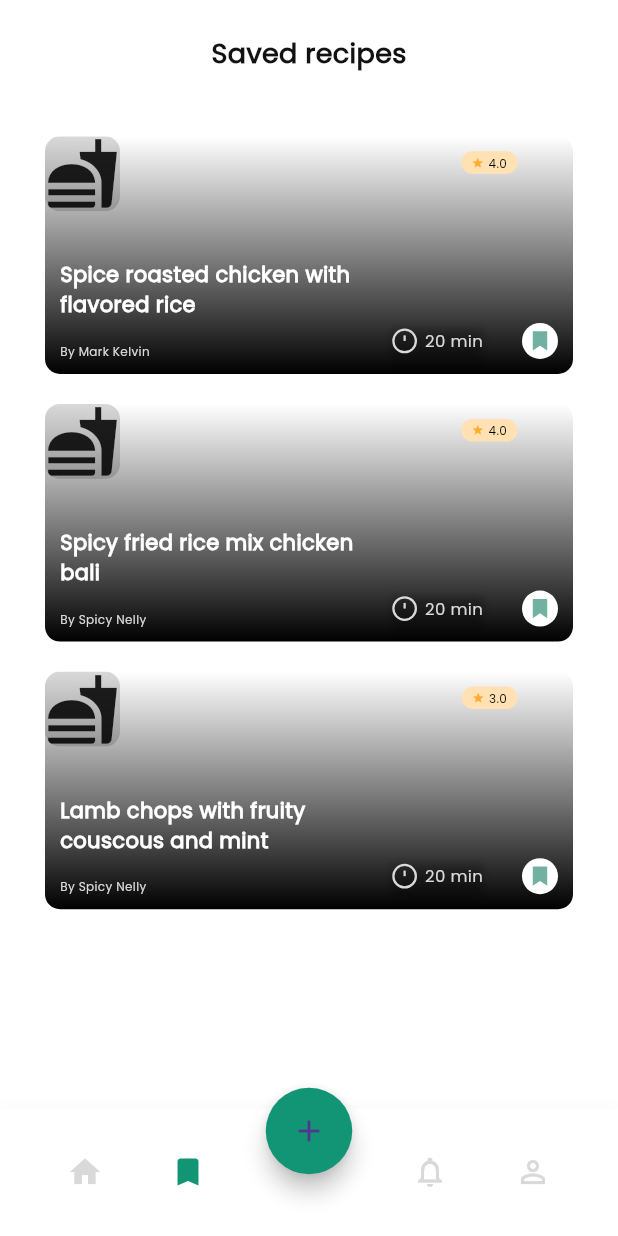
After one commit to Zer0Ner0/recipe, a Flutter app: the HomeScreen screen opened by its route, item 2 of the bottom bar chosen, scrolled down 170 dp, after a tap on the "add" icon, on a phone screen of 412 x 824 dp. The commit adds this screen. Run offline on Flutter 3.47's test engine with Material 3 defaults, Android fonts, the phone set to English and light mode, and no system bars; network calls fail.

Commit message:
Adds navigation routes and updates bottom nav logic
Introduces named routes for major app screens to enable better navigation and future extensibility. Replaces the custom bottom navigation implementation with a reusable widget, improving maintainability and allowing easier route-based navigation between screens. Also expands color constants for new UI designs and enhances config for local development and command whitelisting.

```diff
--- a/recipe_apps/lib/constants/colors.dart
+++ b/recipe_apps/lib/constants/colors.dart
@@ -10,4 +10,14 @@ class AppColors {
   static const Color border = Color(0xFFD9D9D9);
   static const Color star = Color(0xFFFFAD30);
   static const Color badge = Color(0xFFFFE1B3);
+
+  // New colors from saved recipes design
+  static const Color primaryGreen = Color(0xFF129575);
+  static const Color primaryGreen80 = Color(0xFF71B1A1);
+  static const Color primaryGreen40 = Color(0xFFDBEBE7);
+  static const Color secondaryYellow20 = Color(0xFFFFE1B3);
+  static const Color neutralBlack = Color(0xFF000000);
+  static const Color neutralGray4 = Color(0xFFD9D9D9);
+  static const Color neutralGray1 = Color(0xFF484848);
+  static const Color labelColor = Color(0xFF121212);
 }
--- a/recipe_apps/lib/main.dart
+++ b/recipe_apps/lib/main.dart
@@ -1,5 +1,9 @@
 import 'package:flutter/material.dart';
-import '../screens/splash_screen.dart';
+import 'screens/home_screen.dart';
+import 'screens/signin_screen.dart';
+import 'screens/signup_screen.dart';
+import 'screens/splash_screen.dart';
+import 'screens/saved_recipes_screen.dart';
 
 void main() {
   runApp(const MyRecipeApp());
@@ -18,7 +22,14 @@ class MyRecipeApp extends StatelessWidget {
         primarySwatch: Colors.green,
         fontFamily: 'Poppins',
       ),
-      home: const SplashScreen(),
+      initialRoute: '/',
+      routes: {
+        '/': (context) => const SplashScreen(),
+        '/home': (context) => const HomeScreen(),
+        '/saved': (context) => const SavedRecipesScreen(),
+        '/signin': (context) => const SignIn(),
+        '/signup': (context) => const SignUp(),
+      },
     );
   }
 }
--- a/recipe_apps/lib/screens/home_screen.dart
+++ b/recipe_apps/lib/screens/home_screen.dart
@@ -1,6 +1,7 @@
 import 'package:flutter/material.dart';
 import '../models/recipe.dart';
 import '../constants/colors.dart';
+import '../widgets/custom_bottom_nav_bar.dart';
 import '../widgets/recipe_card.dart';
 import '../widgets/new_recipe_card.dart';
 
@@ -97,7 +98,28 @@ class _HomeScreenState extends State<HomeScreen> {
           },
         ),
       ),
-      bottomNavigationBar: _buildBottomNavigationBar(),
+      bottomNavigationBar: CustomBottomNavBar(
+        selectedIndex: 0,
+        onItemTapped: (index) {
+          switch (index) {
+            case 0:
+              // Navigator.pushReplacementNamed(context, '/home');
+              break;
+            case 1:
+              Navigator.pushReplacementNamed(context, '/saved');
+              break;
+            case 2:
+              Navigator.pushReplacementNamed(context, '/notifications');
+              break;
+            case 3:
+              Navigator.pushReplacementNamed(context, '/profile');
+              break;
+            case 4:
+              Navigator.pushNamed(context, '/add');
+              break;
+          }
+        },
+      ),
     );
   }
 
@@ -296,62 +318,62 @@ class _HomeScreenState extends State<HomeScreen> {
     );
   }
 
-  Widget _buildBottomNavigationBar() {
-    final screenHeight = MediaQuery.of(context).size.height;
-    final barHeight = screenHeight * 0.12;
-    final fabHeight = screenHeight * 0.07;
+  // Widget _buildBottomNavigationBar() {
+  //   final screenHeight = MediaQuery.of(context).size.height;
+  //   final barHeight = screenHeight * 0.12;
+  //   final fabHeight = screenHeight * 0.07;
 
-    return SizedBox(
-      height: barHeight,
-      child: Stack(
-        children: [
-          Positioned(
-            bottom: 0,
-            child: Container(
-              height: barHeight - 14,
-              width: MediaQuery.of(context).size.width,
-              decoration: BoxDecoration(
-                color: AppColors.white,
-                boxShadow: [
-                  BoxShadow(
-                    color: Colors.grey.withOpacity(0.08),
-                    blurRadius: 8,
-                    offset: const Offset(0, 0),
-                  ),
-                ],
-              ),
-              child: const Row(
-                mainAxisAlignment: MainAxisAlignment.spaceEvenly,
-                children: [
-                  Icon(Icons.home, color: AppColors.green),
-                  Icon(Icons.bookmark_border, color: AppColors.border),
-                  SizedBox(width: 48),
-                  Icon(Icons.notifications_outlined, color: AppColors.border),
-                  Icon(Icons.person_outline, color: AppColors.border),
-                ],
-              ),
-            ),
-          ),
-          Positioned(
-            top: 0,
-            left: 0,
-            right: 0,
-            child: Center(
-              child: SizedBox(
-                height: fabHeight,
-                width: fabHeight,
-                child: FloatingActionButton(
-                  heroTag: 'fab_home',
-                  onPressed: () {},
-                  backgroundColor: AppColors.green,
-                  shape: const CircleBorder(),
-                  child: const Icon(Icons.add, size: 24),
-                ),
-              ),
-            ),
-          ),
-        ],
-      ),
-    );
-  }
+  //   return SizedBox(
+  //     height: barHeight,
+  //     child: Stack(
+  //       children: [
+  //         Positioned(
+  //           bottom: 0,
+  //           child: Container(
+  //             height: barHeight - 14,
+  //             width: MediaQuery.of(context).size.width,
+  //             decoration: BoxDecoration(
+  //               color: AppColors.white,
+  //               boxShadow: [
+  //                 BoxShadow(
+  //                   color: Colors.grey.withOpacity(0.08),
+  //                   blurRadius: 8,
+  //                   offset: const Offset(0, 0),
+  //                 ),
+  //               ],
+  //             ),
+  //             child: const Row(
+  //               mainAxisAlignment: MainAxisAlignment.spaceEvenly,
+  //               children: [
+  //                 Icon(Icons.home, color: AppColors.green),
+  //                 Icon(Icons.bookmark_border, color: AppColors.border),
+  //                 SizedBox(width: 48),
+  //                 Icon(Icons.notifications_outlined, color: AppColors.border),
+  //                 Icon(Icons.person_outline, color: AppColors.border),
+  //               ],
+  //             ),
+  //           ),
+  //         ),
+  //         Positioned(
+  //           top: 0,
+  //           left: 0,
+  //           right: 0,
+  //           child: Center(
+  //             child: SizedBox(
+  //               height: fabHeight,
+  //               width: fabHeight,
+  //               child: FloatingActionButton(
+  //                 heroTag: 'fab_home',
+  //                 onPressed: () {},
+  //                 backgroundColor: AppColors.green,
+  //                 shape: const CircleBorder(),
+  //                 child: const Icon(Icons.add, size: 24),
+  //               ),
+  //             ),
+  //           ),
+  //         ),
+  //       ],
+  //     ),
+  //   );
+  // }
 }
--- /dev/null
+++ b/recipe_apps/lib/screens/saved_recipes_screen.dart
@@ -0,0 +1,122 @@
+import 'package:flutter/material.dart';
+import '../constants/colors.dart';
+import '../models/recipe.dart';
+import '../widgets/custom_bottom_nav_bar.dart';
+import '../widgets/saved_recipe_card.dart';
+
+class SavedRecipesScreen extends StatefulWidget {
+  const SavedRecipesScreen({super.key});
+
+  @override
+  State<SavedRecipesScreen> createState() => _SavedRecipesScreenState();
+}
+
+class _SavedRecipesScreenState extends State<SavedRecipesScreen> {
+  final List<Recipe> savedRecipes = [
+    Recipe(
+      title: 'Traditional spare ribs baked',
+      time: '20 min',
+      rating: '4.0',
+      image:
+          'https://api.builder.io/api/v1/image/assets/TEMP/4c9cea759cf079aaaf0441d55b08fc42491f6b9c?width=630',
+      author: 'By Chef John',
+    ),
+    Recipe(
+      title: 'Spice roasted chicken with flavored rice',
+      time: '20 min',
+      rating: '4.0',
+      image:
+          'https://api.builder.io/api/v1/image/assets/TEMP/c39ccf1363b6faf486819ca71ee8913f2390ce56?width=630',
+      author: 'By Mark Kelvin',
+    ),
+    Recipe(
+      title: 'Spicy fried rice mix chicken bali',
+      time: '20 min',
+      rating: '4.0',
+      image:
+          'https://api.builder.io/api/v1/image/assets/TEMP/bb39b056d056bc89de77dc0286babdb0a14abcff?width=630',
+      author: 'By Spicy Nelly',
+    ),
+    Recipe(
+      title: 'Lamb chops with fruity couscous and mint',
+      time: '20 min',
+      rating: '3.0',
+      image:
+          'https://api.builder.io/api/v1/image/assets/TEMP/805beafba33a1a64361a2887250711828cdfd2f0?width=630',
+      author: 'By Spicy Nelly',
+    ),
+  ];
+
+  @override
+  Widget build(BuildContext context) {
+    return Scaffold(
+      backgroundColor: AppColors.white,
+      body: SafeArea(
+        child: LayoutBuilder(
+          builder: (context, constraints) {
+            return Column(
+              children: [
+                _buildHeader(constraints),
+                Expanded(
+                  child: Container(
+                    width: double.infinity,
+                    padding: const EdgeInsets.symmetric(horizontal: 30),
+                    child: SingleChildScrollView(
+                      child: Column(
+                        children: [
+                          const SizedBox(height: 10),
+                          ...savedRecipes.map((recipe) => SavedRecipeCard(recipe: recipe)),
+                          const SizedBox(height: 100),
+                        ],
+                      ),
+                    ),
+                  ),
+                ),
+              ],
+            );
+          },
+        ),
+      ),
+      bottomNavigationBar: CustomBottomNavBar(
+        selectedIndex: 1,
+        onItemTapped: (index) {
+          switch (index) {
+            case 0:
+              Navigator.pushReplacementNamed(context, '/home');
+              break;
+            case 1:
+              break;
+            case 2:
+              Navigator.pushReplacementNamed(context, '/notifications');
+              break;
+            case 3:
+              Navigator.pushReplacementNamed(context, '/profile');
+              break;
+            case 4:
+              Navigator.pushNamed(context, '/add');
+              break;
+          }
+        },
+      ),
+    );
+  }
+
+  Widget _buildHeader(BoxConstraints constraints) {
+    return Container(
+      width: double.infinity,
+      height: constraints.maxHeight * 0.1,
+      padding: const EdgeInsets.symmetric(horizontal: 30),
+      child: const Center(
+        child: Text(
+          'Saved recipes',
+          style: TextStyle(
+            fontSize: 18,
+            fontFamily: 'Poppins',
+            fontWeight: FontWeight.w600,
+            color: AppColors.labelColor,
+          ),
+        ),
+      ),
+    );
+  }
+}
--- /dev/null
+++ b/recipe_apps/lib/widgets/custom_bottom_nav_bar.dart
@@ -0,0 +1,119 @@
+import 'package:flutter/material.dart';
+import '../constants/colors.dart';
+
+class CustomBottomNavBar extends StatelessWidget {
+  final int selectedIndex;
+  final Function(int) onItemTapped;
+
+  const CustomBottomNavBar({
+    super.key,
+    required this.selectedIndex,
+    required this.onItemTapped,
+  });
+
+  @override
+  Widget build(BuildContext context) {
+    return LayoutBuilder(
+      builder: (context, constraints) {
+        final screenHeight = MediaQuery.of(context).size.height;
+        final barHeight = screenHeight * 0.12;
+        final fabHeight = screenHeight * 0.07;
+
+        return SizedBox(
+          height: barHeight,
+          child: Stack(
+            children: [
+              Positioned(
+                bottom: 0,
+                child: Container(
+                  height: barHeight - 14,
+                  width: MediaQuery.of(context).size.width,
+                  decoration: BoxDecoration(
+                    color: AppColors.white,
+                    boxShadow: [
+                      BoxShadow(
+                        color: Colors.grey.withOpacity(0.08),
+                        blurRadius: 8,
+                        offset: const Offset(0, 0),
+                      ),
+                    ],
+                  ),
+                  child: Row(
+                    mainAxisAlignment: MainAxisAlignment.spaceEvenly,
+                    children: [
+                      _buildNavItem(Icons.home, 0),
+                      _buildNavItem(Icons.bookmark, 1),
+                      SizedBox(width: 48), // Space for FAB
+                      _buildNavItem(Icons.notifications_outlined, 2),
+                      _buildNavItem(Icons.person_outline, 3),
+                    ],
+                  ),
+                ),
+              ),
+              Positioned(
+                top: 0,
+                left: 0,
+                right: 0,
+                child: Center(
+                  child: SizedBox(
+                    height: fabHeight,
+                    width: fabHeight,
+                    child: FloatingActionButton(
+                      heroTag: 'fab_home',
+                      onPressed: () {},
+                      backgroundColor: AppColors.green,
+                      shape: const CircleBorder(),
+                      child: const Icon(Icons.add, size: 24),
+                    ),
+                  ),
+                ),
+              ),
+            ],
+          ),
+        );
+      },
+    );
+  }
+
+  Widget _buildNavItem(IconData icon, int index) {
+    final bool isActive = index == selectedIndex;
+    return GestureDetector(
+      onTap: () => onItemTapped(index),
+      child: SizedBox(
+        width: 24,
+        height: 24,
+        child: Icon(
+          icon,
+          color: isActive ? AppColors.primaryGreen : AppColors.neutralGray4,
+          size: 24,
+        ),
+      ),
+    );
+  }
+}
+
+class BottomNavPainter extends CustomPainter {
+  @override
+  void paint(Canvas canvas, Size size) {
+    final paint = Paint()
+      ..color = AppColors.white
+      ..style = PaintingStyle.fill;
+
+    final path = Path();
+    path.moveTo(0, 8);
+    path.lineTo(133.125, 8);
+    path.cubicTo(142.872, 8, 151.129, 15.1439, 155.145, 24.0252);
+    path.cubicTo(160.344, 35.5251, 170.228, 41, 188, 41);
+    path.cubicTo(205.772, 41, 215.656, 35.5251, 220.855, 24.0252);
+    path.cubicTo(224.871, 15.1439, 233.128, 8, 242.875, 8);
+    path.lineTo(size.width, 8);
+    path.lineTo(size.width, size.height);
+    path.lineTo(0, size.height);
+    path.close();
+
+    canvas.drawPath(path, paint);
+  }
+
+  @override
+  bool shouldRepaint(CustomPainter oldDelegate) => false;
+}
--- /dev/null
+++ b/recipe_apps/lib/widgets/saved_recipe_card.dart
@@ -0,0 +1,248 @@
+import 'package:flutter/material.dart';
+import '../models/recipe.dart';
+import '../constants/colors.dart';
+
+class SavedRecipeCard extends StatelessWidget {
+  final Recipe recipe;
+
+  const SavedRecipeCard({super.key, required this.recipe});
+
+  @override
+  Widget build(BuildContext context) {
+    return LayoutBuilder(
+      builder: (context, constraints) {
+        final cardHeight = constraints.maxWidth * 0.45;
+        return Container(
+          width: double.infinity,
+          height: cardHeight,
+          margin: const EdgeInsets.only(bottom: 20),
+          child: Stack(
+            children: [
+              // Background image
+              ClipRRect(
+                borderRadius: BorderRadius.circular(10),
+                child: recipe.image.startsWith('http')
+                    ? Image.network(
+                        recipe.image,
+                        width: double.infinity,
+                        height: cardHeight,
+                        fit: BoxFit.cover,
+                        errorBuilder: (_, __, ___) => _fallbackImage(),
+                      )
+                    : Image.asset(
+                        recipe.image,
+                        width: double.infinity,
+                        height: cardHeight,
+                        fit: BoxFit.cover,
+                        errorBuilder: (_, __, ___) => _fallbackImage(),
+                      ),
+              ),
+
+              // Gradient overlay
+              Container(
+                width: double.infinity,
+                height: cardHeight,
+                decoration: BoxDecoration(
+                  borderRadius: BorderRadius.circular(10),
+                  gradient: LinearGradient(
+                    begin: Alignment.topCenter,
+                    end: Alignment.bottomCenter,
+                    colors: [Colors.transparent, AppColors.neutralBlack],
+                  ),
+                ),
+              ),
+
+              // Rating badge
+              Positioned(
+                top: 10,
+                right: 37,
+                child: _buildRatingBadge(),
+              ),
+
+              // Recipe title
+              Positioned(
+                left: 10,
+                bottom: 36,
+                child: SizedBox(
+                  width: constraints.maxWidth * 0.6,
+                  child: Text(
+                    recipe.title,
+                    style: const TextStyle(
+                      fontSize: 14,
+                      fontFamily: 'Poppins',
+                      fontWeight: FontWeight.w600,
+                      color: AppColors.white,
+                    ),
+                    maxLines: 2,
+                    overflow: TextOverflow.ellipsis,
+                  ),
+                ),
+              ),
+
+              // Author
+              Positioned(
+                left: 10,
+                bottom: 10,
+                child: Text(
+                  recipe.author ?? 'By Chef',
+                  style: const TextStyle(
+                    fontSize: 8,
+                    fontFamily: 'Poppins',
+                    fontWeight: FontWeight.w400,
+                    color: AppColors.neutralGray4,
+                  ),
+                ),
+              ),
+
+              // Time badge
+              Positioned(
+                right: 60,
+                bottom: 10,
+                child: Container(
+                  padding: const EdgeInsets.symmetric(vertical: 3.5),
+                  decoration: BoxDecoration(
+                    color: Colors.transparent,
+                    boxShadow: [
+                      BoxShadow(
+                        color: AppColors.neutralBlack.withOpacity(0.25),
+                        blurRadius: 4,
+                        offset: const Offset(0, 4),
+                      ),
+                    ],
+                  ),
+                  child: Row(
+                    children: [
+                      SizedBox(
+                        width: 17,
+                        height: 17,
+                        child: CustomPaint(painter: TimerIconPainter()),
+                      ),
+                      const SizedBox(width: 5),
+                      Text(
+                        recipe.time,
+                        style: const TextStyle(
+                          fontSize: 11,
+                          fontFamily: 'Poppins',
+                          fontWeight: FontWeight.w400,
+                          color: AppColors.neutralGray4,
+                        ),
+                      ),
+                    ],
+                  ),
+                ),
+              ),
+
+              // Bookmark icon
+              Positioned(
+                right: 10,
+                bottom: 10,
+                child: Container(
+                  width: 24,
+                  height: 24,
+                  decoration: BoxDecoration(
+                    color: AppColors.white,
+                    borderRadius: BorderRadius.circular(12),
+                  ),
+                  child: Center(
+                    child: SizedBox(
+                      width: 16,
+                      height: 16,
+                      child: CustomPaint(painter: BookmarkIconPainter()),
+                    ),
+                  ),
+                ),
+              ),
+            ],
+          ),
+        );
+      },
+    );
+  }
+
+  Widget _fallbackImage() {
+    return Container(
+      color: AppColors.neutralGray4,
+      child: const Icon(Icons.fastfood, size: 50),
+    );
+  }
+
+  Widget _buildRatingBadge() {
+    return Container(
+      padding: const EdgeInsets.symmetric(horizontal: 7, vertical: 2),
+      decoration: BoxDecoration(
+        color: AppColors.secondaryYellow20,
+        borderRadius: BorderRadius.circular(20),
+      ),
+      child: Row(
+        mainAxisSize: MainAxisSize.min,
+        children: [
+          const Icon(Icons.star, color: AppColors.star, size: 8),
+          const SizedBox(width: 3),
+          Text(
+            recipe.rating,
+            style: const TextStyle(
+              fontSize: 8,
+              fontFamily: 'Poppins',
+              fontWeight: FontWeight.w400,
+              color: AppColors.neutralBlack,
+            ),
+          ),
+        ],
+      ),
+    );
+  }
+}
+
+
+class TimerIconPainter extends CustomPainter {
+  @override
+  void paint(Canvas canvas, Size size) {
+    final paint = Paint()
+      ..color = AppColors.neutralGray4
+      ..style = PaintingStyle.stroke
+      ..strokeWidth = 1.5;
+
+    final center = Offset(size.width / 2, size.height / 2);
+    final radius = size.width / 2 - 1;
+
+    // Draw circle
+    canvas.drawCircle(center, radius, paint);
+
+    // Draw clock hands
+    paint.style = PaintingStyle.fill;
+
+    // Hour hand (pointing up)
+    canvas.drawLine(
+      center,
+      Offset(center.dx, center.dy - radius * 0.5),
+      paint,
+    );
+  }
+
+  @override
+  bool shouldRepaint(covariant CustomPainter oldDelegate) => false;
+}
+
+class BookmarkIconPainter extends CustomPainter {
+  @override
+  void paint(Canvas canvas, Size size) {
+    final paint = Paint()
+      ..color = AppColors.primaryGreen80
+      ..style = PaintingStyle.fill;
+
+    final path = Path();
+
+    // Create bookmark shape
+    path.moveTo(size.width * 0.2, size.height * 0.1);
+    path.lineTo(size.width * 0.8, size.height * 0.1);
+    path.lineTo(size.width * 0.8, size.height * 0.9);
+    path.lineTo(size.width * 0.5, size.height * 0.7);
+    path.lineTo(size.width * 0.2, size.height * 0.9);
+    path.close();
+
+    canvas.drawPath(path, paint);
+  }
+
+  @override
+  bool shouldRepaint(covariant CustomPainter oldDelegate) => false;
+}
```
Also changed, not shown: recipe_apps/builder.config.json (+45 -3 lines).
